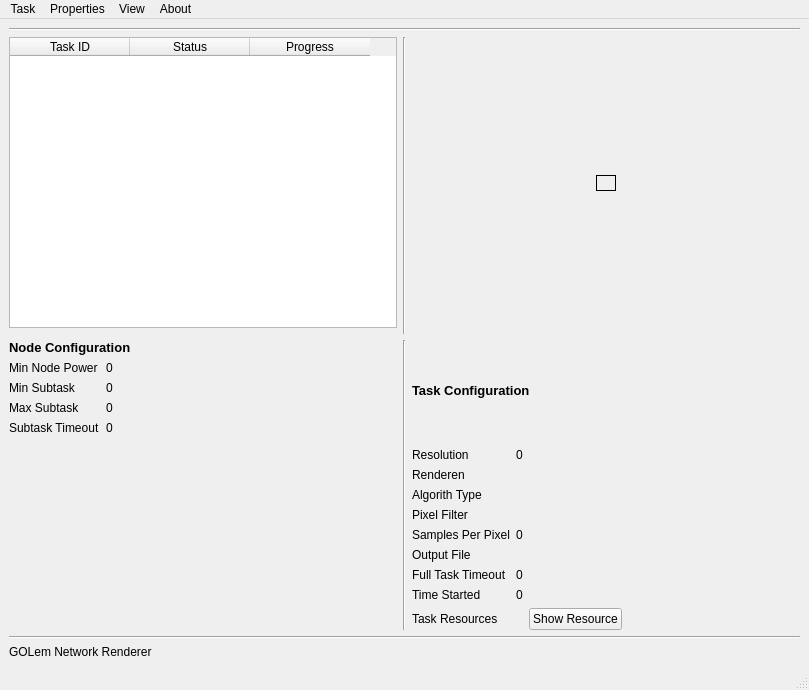
Qt form poc/golemPy/examples/gnr/ui/MainWindow.ui (golemfactory/clay) before a commit.
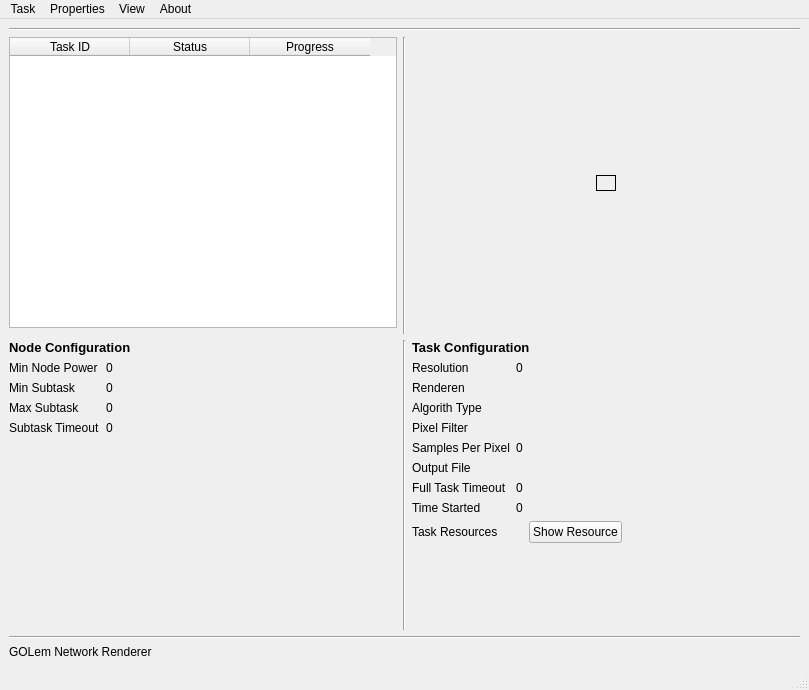
The same form after that commit.

```diff
--- a/poc/golemPy/examples/gnr/ui/MainWindow.ui
+++ b/poc/golemPy/examples/gnr/ui/MainWindow.ui
@@ -302,6 +302,19 @@
             </item>
            </layout>
           </item>
+          <item row="9" column="1">
+           <spacer name="verticalSpacer">
+            <property name="orientation">
+             <enum>Qt::Vertical</enum>
+            </property>
+            <property name="sizeHint" stdset="0">
+             <size>
+              <width>20</width>
+              <height>40</height>
+             </size>
+            </property>
+           </spacer>
+          </item>
          </layout>
         </item>
        </layout>
```
